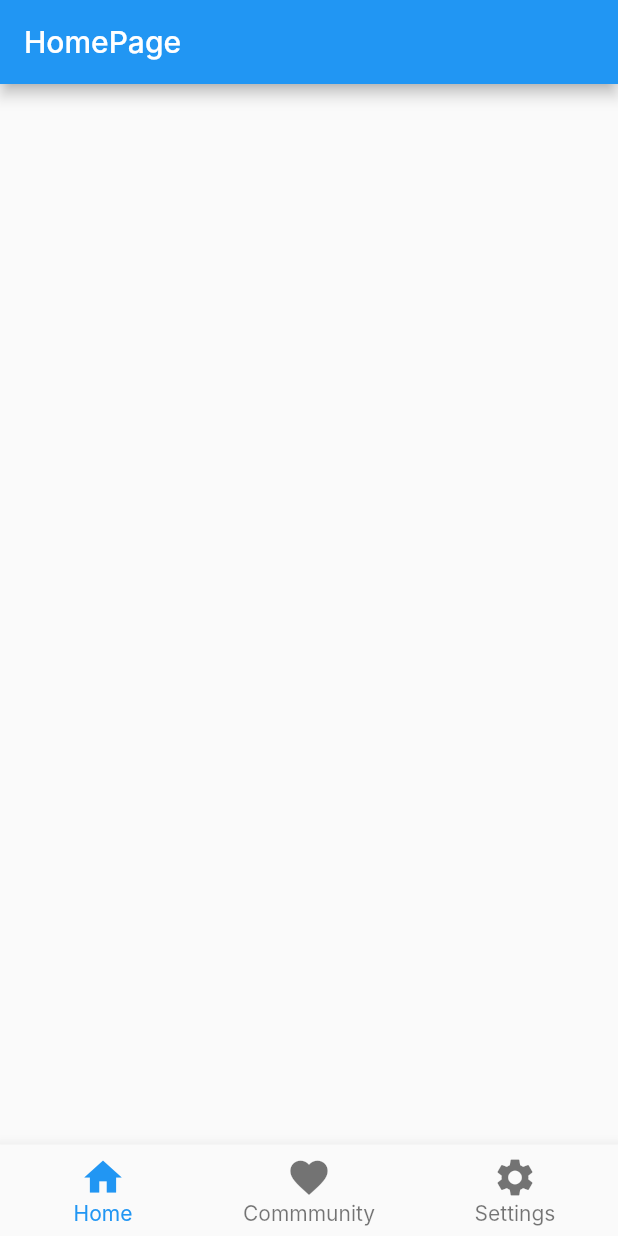
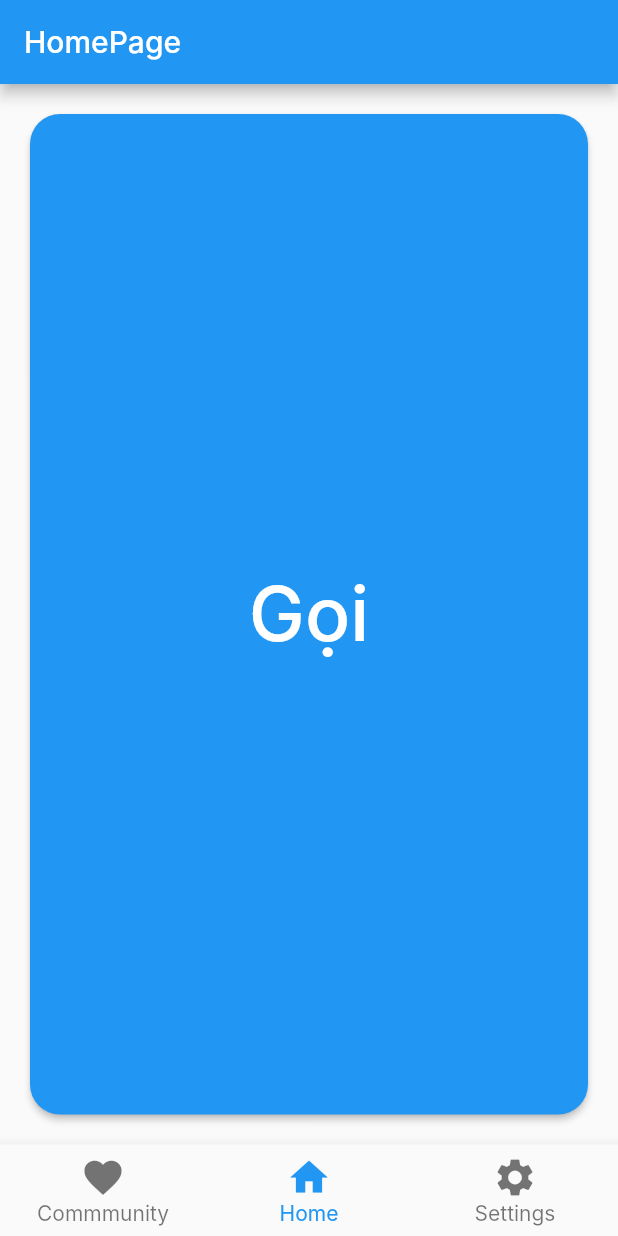
Before and after one commit to LnG-a/Your-Eyes, a Flutter app: the screen it shows after launch, on a phone screen of 412 x 824 dp. Run offline on Flutter 3.47's test engine with Material 2 defaults, Android fonts, the phone set to English and light mode, and no system bars; our stand-ins replace firebase_core; accounts and stored records are empty; Roboto replaces fonts that are missing (Inter).

Commit message:
create main button

```diff
--- a/lib/home_page.dart
+++ /dev/null
@@ -1,19 +0,0 @@
-import 'package:flutter/material.dart';
-
-class HomePage extends StatefulWidget {
-  const HomePage({Key? key}) : super(key: key);
-
-  @override
-  State<HomePage> createState() => _HomePageState();
-}
-
-class _HomePageState extends State<HomePage> {
-  @override
-  Widget build(BuildContext context) {
-    return Scaffold(
-      appBar: AppBar(
-        title: Text("HomePage"),
-      ),
-    );
-  }
-}
--- a/lib/main.dart
+++ b/lib/main.dart
@@ -1,8 +1,15 @@
+import 'package:firebase_core/firebase_core.dart';
 import 'package:flutter/material.dart';
 
-import 'main_page.dart';
+import 'pages/main_page.dart';
 
-void main() {
+final shape = RoundedRectangleBorder(
+  borderRadius: BorderRadius.circular(20),
+);
+
+Future main() async {
+  WidgetsFlutterBinding.ensureInitialized();
+  await Firebase.initializeApp();
   runApp(const MyApp());
 }
 
--- /dev/null
+++ b/lib/pages/home_page.dart
@@ -0,0 +1,51 @@
+import 'package:flutter/material.dart';
+import 'package:your_eyes/main.dart';
+
+class HomePage extends StatefulWidget {
+  const HomePage({Key? key}) : super(key: key);
+
+  @override
+  State<HomePage> createState() => _HomePageState();
+}
+
+
+class _HomePageState extends State<HomePage> {
+  @override
+  Widget build(BuildContext context) {
+    return Scaffold(
+      appBar: AppBar(
+        title: const Text("HomePage"),
+      ),
+      body: Column(
+        mainAxisAlignment: MainAxisAlignment.center,
+        crossAxisAlignment: CrossAxisAlignment.center,
+        children: [
+         Expanded(
+           child: Padding(
+             padding: const EdgeInsets.all(20),
+             child:
+               ElevatedButton(
+                    style: ElevatedButton.styleFrom(
+                      minimumSize:  const Size(
+                          3000,
+                          2000,
+                      ),
+                      shape: shape
+                    ),
+                    onLongPress: () {
+                      print("long press");
+                    },
+                    onPressed: () {
+                      print("press");
+
+                    },
+                    child: const Text("Gọi",style: TextStyle(fontSize: 50),),
+                  ),
+
+           ),
+         ),
+        ],
+      ),
+    );
+  }
+}
--- a/lib/main_page.dart
+++ b/lib/pages/main_page.dart
@@ -1,26 +1,28 @@
 import 'package:flutter/material.dart';
-import 'package:your_eyes/community_page.dart';
-import 'package:your_eyes/home_page.dart';
-import 'package:your_eyes/settings_page.dart';
+import 'package:your_eyes/pages/community_page.dart';
+import 'package:your_eyes/pages/home_page.dart';
+import 'package:your_eyes/pages/settings_page.dart';
 
 class MainPage extends StatefulWidget {
+  const MainPage({super.key});
+
   @override
   _MainPageState createState() => _MainPageState();
 }
 
 class _MainPageState extends State<MainPage> {
-  int currentIndex = 0;
+  int currentIndex = 1;
 
-  PageController pageController = PageController(initialPage: 0);
+  PageController pageController = PageController(initialPage: 1);
 
   final bottomNavigationBarItems = [
     const BottomNavigationBarItem(
-        icon: Icon(Icons.home,size: 30,),
-        label: 'Home',
+        icon: Icon(Icons.favorite,size: 30),
+        label: "Commmunity",
     ),
     const BottomNavigationBarItem(
-        icon: Icon(Icons.favorite,size: 30),
-        label: "Commmunity",
+      icon: Icon(Icons.home,size: 30,),
+      label: 'Home',
     ),
     const BottomNavigationBarItem(
         icon: Icon(Icons.settings,size: 30),
@@ -39,8 +41,8 @@ class _MainPageState extends State<MainPage> {
           })
         },
         children: const [
+          CommunityPage(),
           HomePage(),
-          CommunityPage(),
           SettingsPage(),
         ],
       ),
--- a/pubspec.yaml
+++ b/pubspec.yaml
@@ -32,6 +32,9 @@ dependencies:
   flutter:
     sdk: flutter
 
+  cloud_firestore: ^4.1.0
+  firebase_auth: ^4.1.4
+  firebase_core: ^2.3.0
 
   # The following adds the Cupertino Icons font to your application.
   # Use with the CupertinoIcons class for iOS style icons.
@@ -40,6 +43,7 @@ dependencies:
 dev_dependencies:
   flutter_test:
     sdk: flutter
+
 
   # The "flutter_lints" package below contains a set of recommended lints to
   # encourage good coding practices. The lint set provided by the package is
```
Also changed, not shown: lib/pages/community_page.dart (renamed from lib/community_page.dart), lib/pages/settings_page.dart (renamed from lib/settings_page.dart), pubspec.lock, 3 other files.
